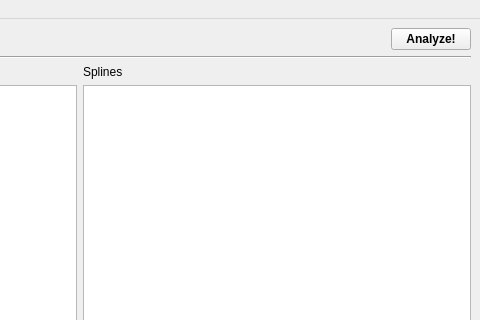
pietr26/OMSI-Tools, file OTModules/wcleanup.ui: the form before one commit; both pictures show x 320 to 800 and y 0 to 320 of the 800 by 600 pixel window.
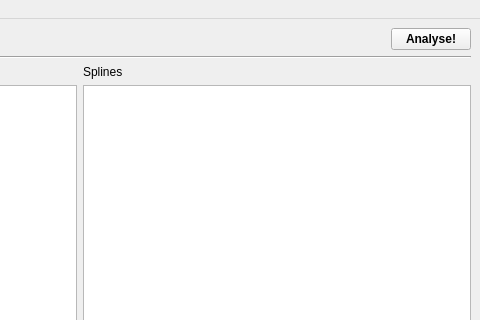
The form after the commit. Icons and pictures are not drawn.

The edit to the form file:
```diff
--- a/OTModules/wcleanup.ui
+++ b/OTModules/wcleanup.ui
@@ -42,7 +42,7 @@
          </font>
         </property>
         <property name="text">
-         <string>Analyze!</string>
+         <string>Analyse!</string>
         </property>
         <property name="icon">
          <iconset resource="../ressources.qrc">
```
Left out of the diff: 2 changed lines with no effect on the pictures.
